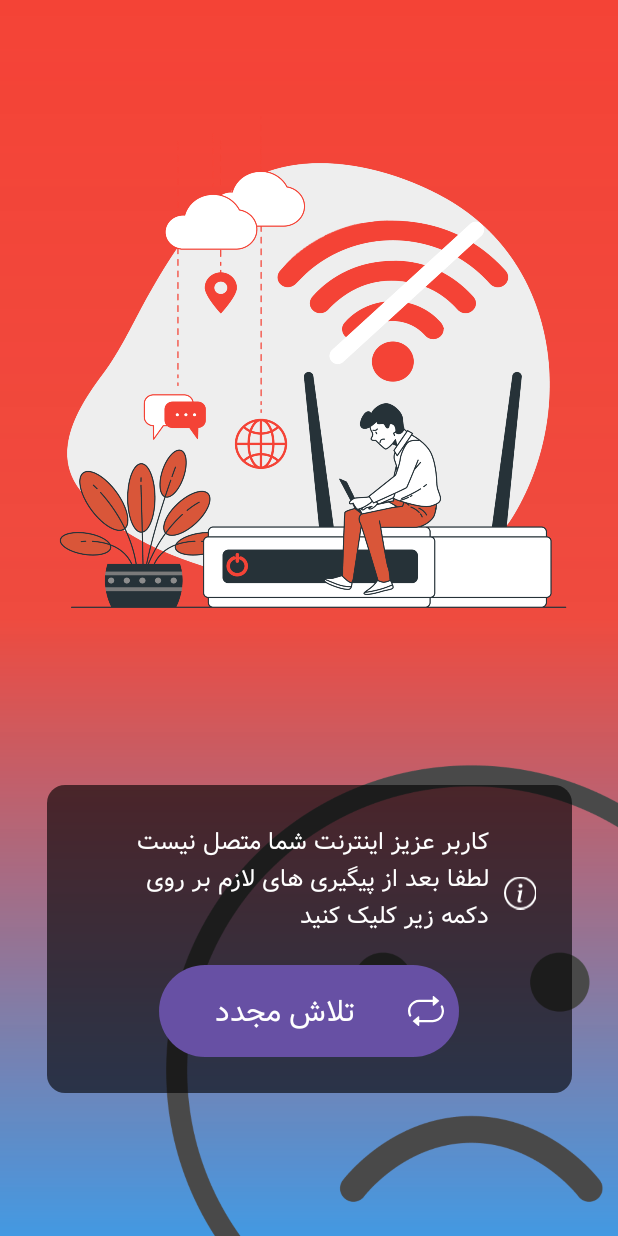
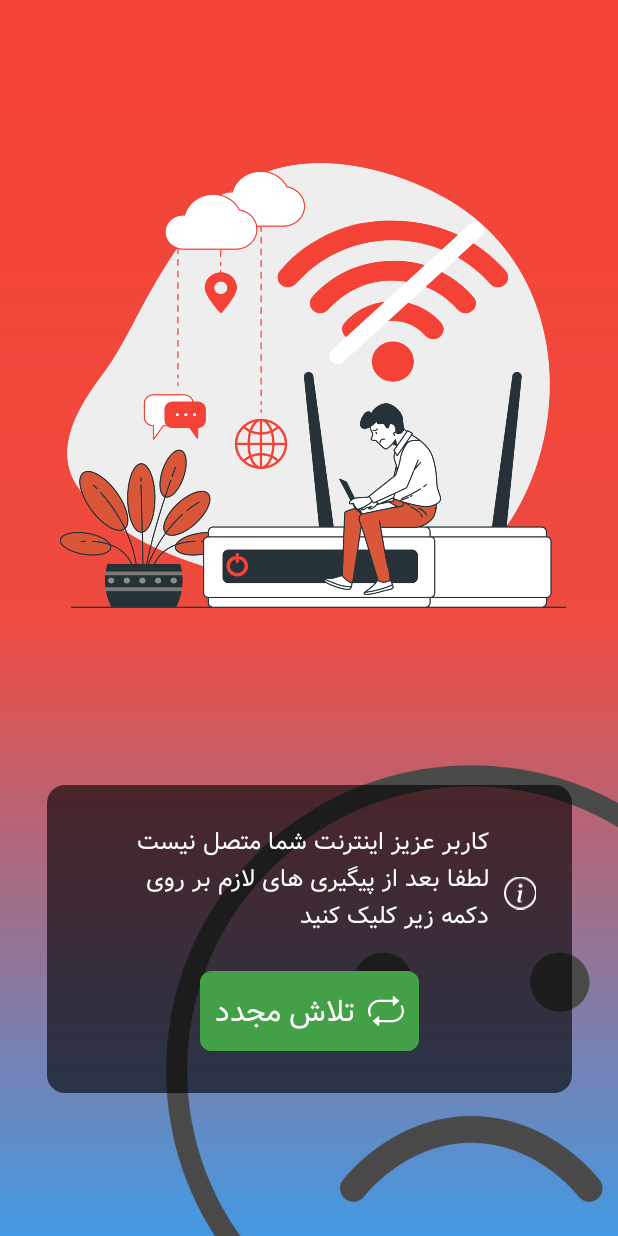
Before and after one commit to behnamUix2024/TenserPing, an Android app: the fragment NoInternetDialogFragment placed in its activity, on a phone screen of 412 x 824 dp. Run offline under Robolectric (Android 15) with nearby library versions, the phone set to English and light mode, and no system bars; 10 statements that could not run were skipped.

Commit message:
1404/01/24

```diff
--- a/app/src/main/res/layout/dialog_internet_block.xml
+++ b/app/src/main/res/layout/dialog_internet_block.xml
@@ -81,12 +81,13 @@
             android:layout_width="wrap_content"
             android:layout_height="wrap_content"
             android:layout_gravity="center"
-            android:background="@drawable/btn"
             android:drawableEnd="@drawable/icon_repeat"
             android:drawableTint="@color/white"
             android:fontFamily="@font/vazir_fd_wol"
+
             android:gravity="center"
             android:padding="10dp"
+            android:backgroundTint="@color/accent_color"
             android:text="@string/str_btn_block"
             android:textColor="@color/white"
             android:textSize="@dimen/h6"
```
